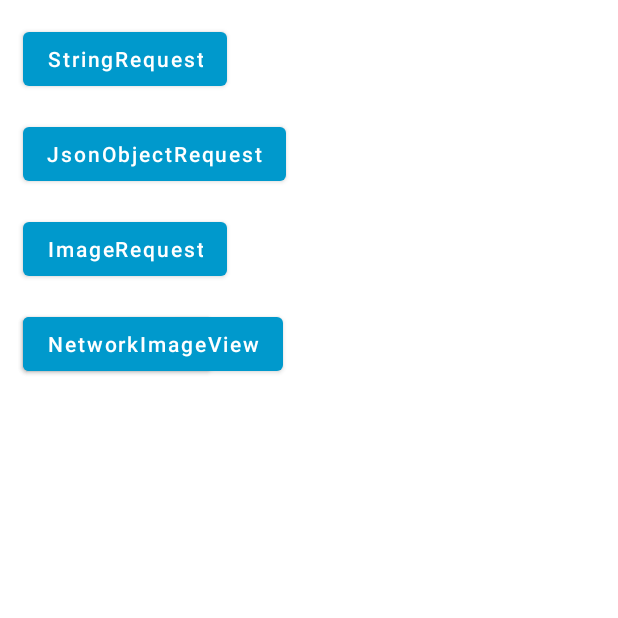
After one commit to KoWunnaKo/AndroidBasic, an Android app: the VolleyActivity screen opened directly, with no data from a screen before it, on a phone screen of 412 x 824 dp, the top half of it. The commit adds this screen. Run offline under Robolectric (Android 15) with nearby library versions, the phone set to English and light mode, and no system bars; our stand-ins replace Volley.

Commit message:
change volley

```diff
--- a/app/build.gradle
+++ b/app/build.gradle
@@ -5,6 +5,8 @@ plugins {
 android {
     compileSdkVersion 30
     buildToolsVersion "30.0.3"
+
+    useLibrary 'org.apache.http.legacy'
 
     defaultConfig {
         applicationId "com.exciter.androidbasic"
@@ -35,6 +37,8 @@ dependencies {
     implementation 'androidx.constraintlayout:constraintlayout:1.1.3'
     implementation 'androidx.navigation:navigation-ui:2.2.2'
     implementation 'androidx.navigation:navigation-runtime:2.2.2'
+    implementation project(path: ':volley')
+    implementation 'com.google.code.gson:gson:2.8.6'
     testImplementation 'junit:junit:4.+'
     androidTestImplementation 'androidx.test.ext:junit:1.1.1'
     androidTestImplementation 'androidx.test.espresso:espresso-core:3.2.0'
--- /dev/null
+++ b/app/src/main/java/com/exciter/androidbasic/http/volley/VolleyActivity.java
@@ -0,0 +1,102 @@
+package com.exciter.androidbasic.http.volley;
+
+import androidx.appcompat.app.AppCompatActivity;
+
+import android.graphics.Bitmap;
+import android.os.Bundle;
+import android.util.Log;
+import android.widget.ImageView;
+
+import com.android.volley.Request;
+import com.android.volley.RequestQueue;
+import com.android.volley.Response;
+import com.android.volley.VolleyError;
+import com.android.volley.toolbox.ImageLoader;
+import com.android.volley.toolbox.ImageRequest;
+import com.android.volley.toolbox.JsonObjectRequest;
+import com.android.volley.toolbox.NetworkImageView;
+import com.android.volley.toolbox.StringRequest;
+import com.android.volley.toolbox.Volley;
+import com.exciter.androidbasic.R;
+import com.google.gson.Gson;
+
+import org.json.JSONObject;
+
+public class VolleyActivity extends AppCompatActivity {
+
+    private static final String TAG = "VolleyActivity";
+    private RequestQueue mQueue;
+    private ImageView mIvPicture;
+    private NetworkImageView mNetworkPicture;
+
+    @Override
+    protected void onCreate(Bundle savedInstanceState) {
+        super.onCreate(savedInstanceState);
+        setContentView(R.layout.activity_volley);
+        initView();
+    }
+
+    private void initView() {
+        findViewById(R.id.btn_string_request).setOnClickListener(v -> createStringRequest());
+        findViewById(R.id.btn_json_object_request).setOnClickListener(v -> createJsonObjectRequest());
+        findViewById(R.id.btn_image_request).setOnClickListener(v -> createImageRequest());
+        findViewById(R.id.btn_image_loader).setOnClickListener(v -> loadImageByImageLoader());
+        findViewById(R.id.btn_network_image_view).setOnClickListener(v -> loadImageByNetworkImageView());
+        mIvPicture = findViewById(R.id.iv_picture);
+        mNetworkPicture = findViewById(R.id.iv_network_picture);
+        mQueue = Volley.newRequestQueue(this);
+    }
+
+    /**
+     * 用StringRequest进行网络请求
+     */
+    private void createStringRequest() {
+        StringRequest stringRequest = new StringRequest(Request.Method.GET, "https://www.baidu.com",
+                response -> Log.d(TAG, "onResponse: " + response),
+                error -> Log.d(TAG, "onErrorResponse: " + error.getMessage()));
+        mQueue.add(stringRequest);
+    }
+
+    /**
+     * 用JsonObjectRequest进行网络请求
+     */
+    private void createJsonObjectRequest() {
+        JsonObjectRequest jsonObjectRequest = new JsonObjectRequest("https://wanandroid.com/wxarticle/chapters/json",
+                response -> {
+                    ArticleBean bean = new Gson().fromJson(String.valueOf(response), ArticleBean.class);
+                    Log.d(TAG, "createJsonObjectRequest: " + bean.getData().get(0).getName());
+                    Log.d(TAG, "createJsonObjectRequest: " + response);
+                },
+                error -> Log.d(TAG, "createJsonObjectRequest: " + error.getMessage()));
+        mQueue.add(jsonObjectRequest);
+    }
+
+    /**
+     * 用ImageRequest加载图片
+     */
+    private void createImageRequest() {
+        ImageRequest imageRequest = new ImageRequest("https://www.wanandroid.com/resources/image/pc/logo.png",
+                response -> {
+                    mIvPicture.setImageBitmap(response);
+                },
+                0, 0, ImageView.ScaleType.CENTER_INSIDE, Bitmap.Config.RGB_565,
+                error -> Log.d(TAG, "createImageRequest: " + error.getMessage()));
+        mQueue.add(imageRequest);
+    }
+
+    /**
+     * 用ImageLoader加载图片
+     */
+    private void loadImageByImageLoader() {
+        ImageLoader imageLoader = new ImageLoader(mQueue, new BitmapCache());
+        ImageLoader.ImageListener imageListener = ImageLoader.getImageListener(mIvPicture, R.drawable.ic_android, R.drawable.ic_android);
+        imageLoader.get("https://www.wanandroid.com/resources/image/pc/logo.png", imageListener, 300, 300);
+    }
+
+    private void loadImageByNetworkImageView() {
+        ImageLoader imageLoader = new ImageLoader(mQueue, new BitmapCache());
+        mNetworkPicture.setDefaultImageResId(R.drawable.ic_android);
+        mNetworkPicture.setErrorImageResId(R.drawable.ic_android);
+        mNetworkPicture.setImageUrl("https://www.wanandroid.com/resources/image/pc/logo.png", imageLoader);
+    }
+}
--- a/app/src/main/java/com/exciter/androidbasic/widget/textinputlayout/TextInputLayoutActivity.java
+++ b/app/src/main/java/com/exciter/androidbasic/widget/textinputlayout/TextInputLayoutActivity.java
@@ -23,16 +23,13 @@ public class TextInputLayoutActivity extends AppCompatActivity {
         toolbar.setNavigationOnClickListener(v -> finish());
         TextInputLayout inputPassword = findViewById(R.id.input_password);
         TextInputEditText etPassword = findViewById(R.id.et_password);
-        findViewById(R.id.btn_login).setOnClickListener(new View.OnClickListener() {
-            @Override
-            public void onClick(View v) {
+        findViewById(R.id.btn_login).setOnClickListener(v -> {
             boolean validate = validatePassword(Objects.requireNonNull(etPassword.getText()).toString());
             if (!validate) {
                 inputPassword.setErrorEnabled(true);
                 inputPassword.setError("请输入6位以上密码");
             } else {
                 inputPassword.setErrorEnabled(false);
-                }
             }
         });
     }
--- /dev/null
+++ b/app/src/main/res/layout/activity_volley.xml
@@ -0,0 +1,75 @@
+<?xml version="1.0" encoding="utf-8"?>
+<androidx.constraintlayout.widget.ConstraintLayout xmlns:android="http://schemas.android.com/apk/res/android"
+    xmlns:app="http://schemas.android.com/apk/res-auto"
+    xmlns:tools="http://schemas.android.com/tools"
+    android:layout_width="match_parent"
+    android:layout_height="match_parent"
+    tools:context=".http.volley.VolleyActivity">
+
+    <Button
+        android:id="@+id/btn_string_request"
+        android:layout_width="wrap_content"
+        android:layout_height="wrap_content"
+        android:layout_margin="15dp"
+        android:text="StringRequest"
+        android:textAllCaps="false"
+        app:layout_constraintLeft_toLeftOf="parent"
+        app:layout_constraintTop_toTopOf="parent" />
+
+    <Button
+        android:id="@+id/btn_json_object_request"
+        android:layout_width="wrap_content"
+        android:layout_height="wrap_content"
+        android:layout_margin="15dp"
+        android:text="JsonObjectRequest"
+        android:textAllCaps="false"
+        app:layout_constraintLeft_toLeftOf="parent"
+        app:layout_constraintTop_toBottomOf="@+id/btn_string_request" />
+
+    <Button
+        android:id="@+id/btn_image_request"
+        android:layout_width="wrap_content"
+        android:layout_height="wrap_content"
+        android:layout_margin="15dp"
+        android:text="ImageRequest"
+        android:textAllCaps="false"
+        app:layout_constraintLeft_toLeftOf="parent"
+        app:layout_constraintTop_toBottomOf="@+id/btn_json_object_request" />
+
+    <Button
+        android:id="@+id/btn_image_loader"
+        android:layout_width="wrap_content"
+        android:layout_height="wrap_content"
+        android:layout_margin="15dp"
+        android:text="ImageLoader"
+        android:textAllCaps="false"
+        app:layout_constraintLeft_toLeftOf="parent"
+        app:layout_constraintTop_toBottomOf="@+id/btn_image_request" />
+
+    <Button
+        android:id="@+id/btn_network_image_view"
+        android:layout_width="wrap_content"
+        android:layout_height="wrap_content"
+        android:layout_margin="15dp"
+        android:text="NetworkImageView"
+        android:textAllCaps="false"
+        app:layout_constraintLeft_toLeftOf="parent"
+        app:layout_constraintTop_toBottomOf="@+id/btn_image_request" />
+
+    <ImageView
+        android:id="@+id/iv_picture"
+        android:layout_width="wrap_content"
+        android:layout_height="wrap_content"
+        android:layout_margin="15dp"
+        app:layout_constraintLeft_toLeftOf="parent"
+        app:layout_constraintTop_toBottomOf="@+id/btn_network_image_view" />
+
+    <com.android.volley.toolbox.NetworkImageView
+        android:id="@+id/iv_network_picture"
+        android:layout_width="wrap_content"
+        android:layout_height="wrap_content"
+        android:layout_margin="15dp"
+        app:layout_constraintLeft_toLeftOf="parent"
+        app:layout_constraintTop_toBottomOf="@+id/iv_picture" />
+
+</androidx.constraintlayout.widget.ConstraintLayout>
--- a/settings.gradle
+++ b/settings.gradle
@@ -1,2 +1,3 @@
+include ':volley'
 include ':app'
 rootProject.name = "AndroidBasic"
```
Also changed, not shown: app/src/main/AndroidManifest.xml (+9 -1 lines), app/src/main/java/com/exciter/androidbasic/MainActivity.java (+10 -0 lines), app/src/main/java/com/exciter/androidbasic/http/HttpActivity.java (added, +30 -0 lines), app/src/main/java/com/exciter/androidbasic/http/HttpClientTest.java (added, +103 -0 lines), app/src/main/java/com/exciter/androidbasic/http/HttpUrlConnectionTest.java (added, +54 -0 lines), app/src/main/java/com/exciter/androidbasic/http/UrlConnManager.java (added, +56 -0 lines), app/src/main/java/com/exciter/androidbasic/http/volley/ArticleBean.java (added, +84 -0 lines), app/src/main/java/com/exciter/androidbasic/http/volley/BitmapCache.java (added, +34 -0 lines), app/src/main/res/layout/activity_http.xml (added, +39 -0 lines). Lines whose indentation alone changed are shown as unchanged.
